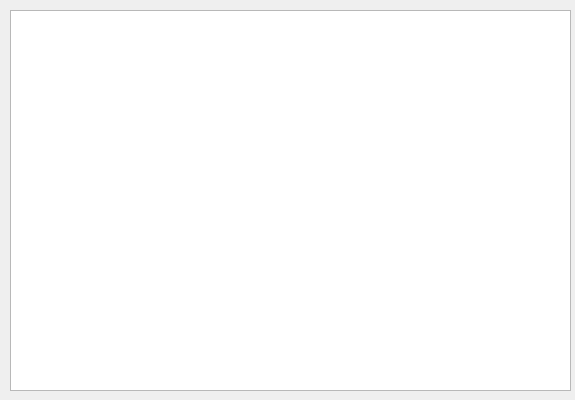
This is recovery/bootselectiondialog.ui in procount/pinn as Qt 5 draws it before an edit. The edited form follows.
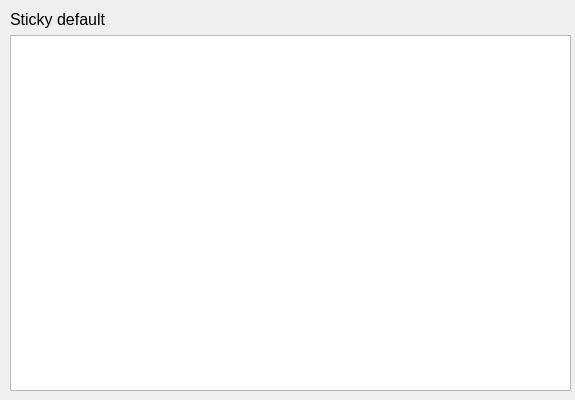
This is the edited form.

Diff of the .ui file:
```diff
--- a/recovery/bootselectiondialog.ui
+++ b/recovery/bootselectiondialog.ui
@@ -39,6 +39,13 @@
       <property name="sizeConstraint">
        <enum>QLayout::SetMaximumSize</enum>
       </property>
+      <item>
+       <widget class="QLabel" name="label">
+        <property name="text">
+         <string>Sticky default</string>
+        </property>
+       </widget>
+      </item>
      </layout>
     </item>
     <item>
```
